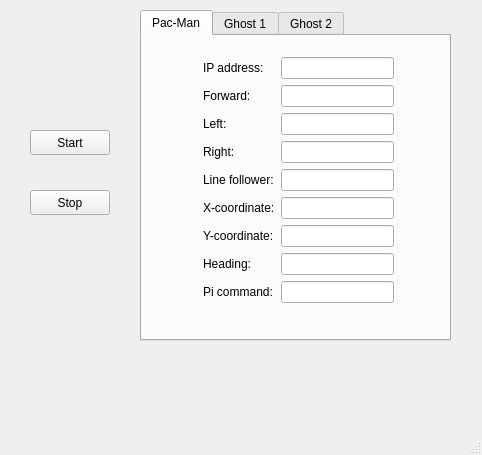
Qt form qtfiles/MainWindow.ui (epenn28/embeddedserver) before a commit.
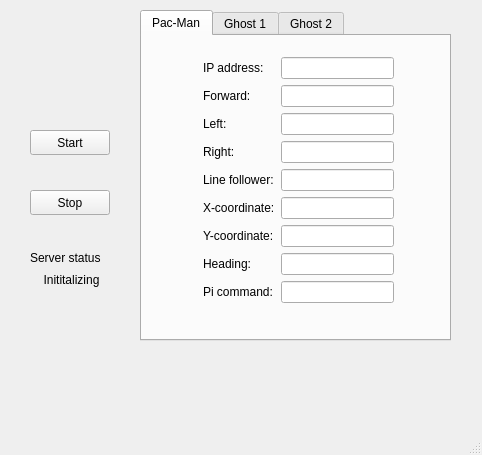
The same form after that commit.

Commit message: Added server status output

Diff of the .ui file:
```diff
--- a/qtfiles/MainWindow.ui
+++ b/qtfiles/MainWindow.ui
@@ -482,6 +482,35 @@
      <string>Stop</string>
     </property>
    </widget>
+   <widget class="QLabel" name="statusLabel">
+    <property name="geometry">
+     <rect>
+      <x>30</x>
+      <y>250</y>
+      <width>71</width>
+      <height>16</height>
+     </rect>
+    </property>
+    <property name="text">
+     <string>Server status:</string>
+    </property>
+   </widget>
+   <widget class="QLabel" name="statusValue">
+    <property name="geometry">
+     <rect>
+      <x>16</x>
+      <y>270</y>
+      <width>111</width>
+      <height>20</height>
+     </rect>
+    </property>
+    <property name="text">
+     <string>Inititalizing</string>
+    </property>
+    <property name="alignment">
+     <set>Qt::AlignCenter</set>
+    </property>
+   </widget>
   </widget>
   <widget class="QStatusBar" name="statusBar"/>
  </widget>
```
Left out of the diff: 6 changed lines with no effect on the pictures.
